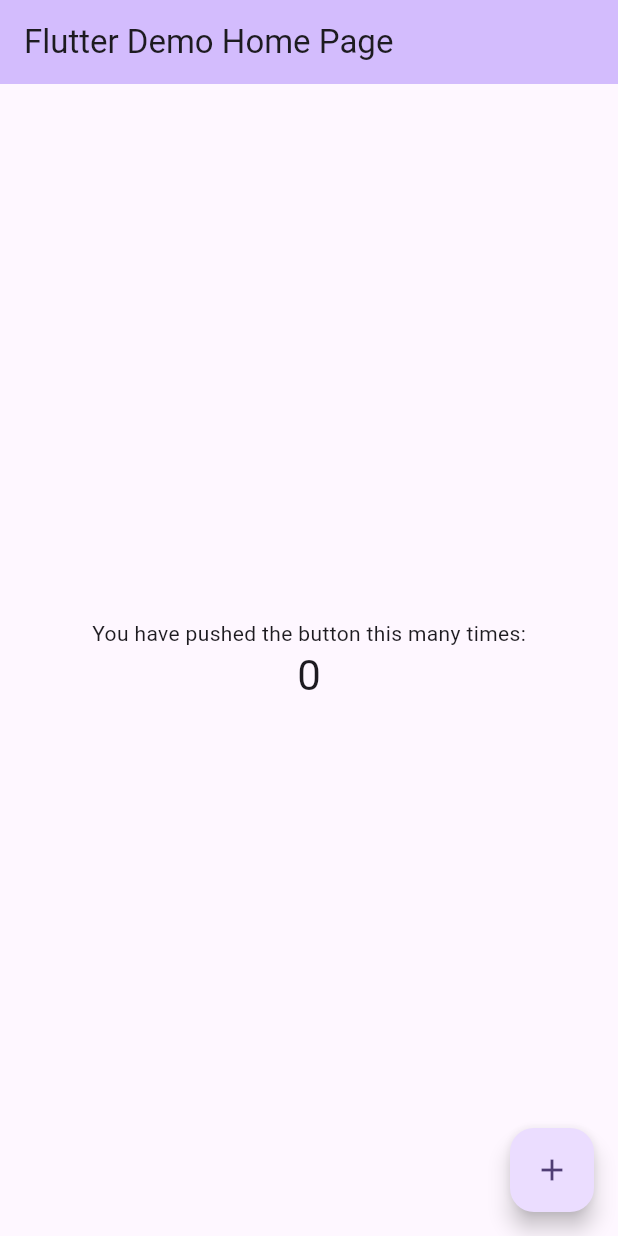
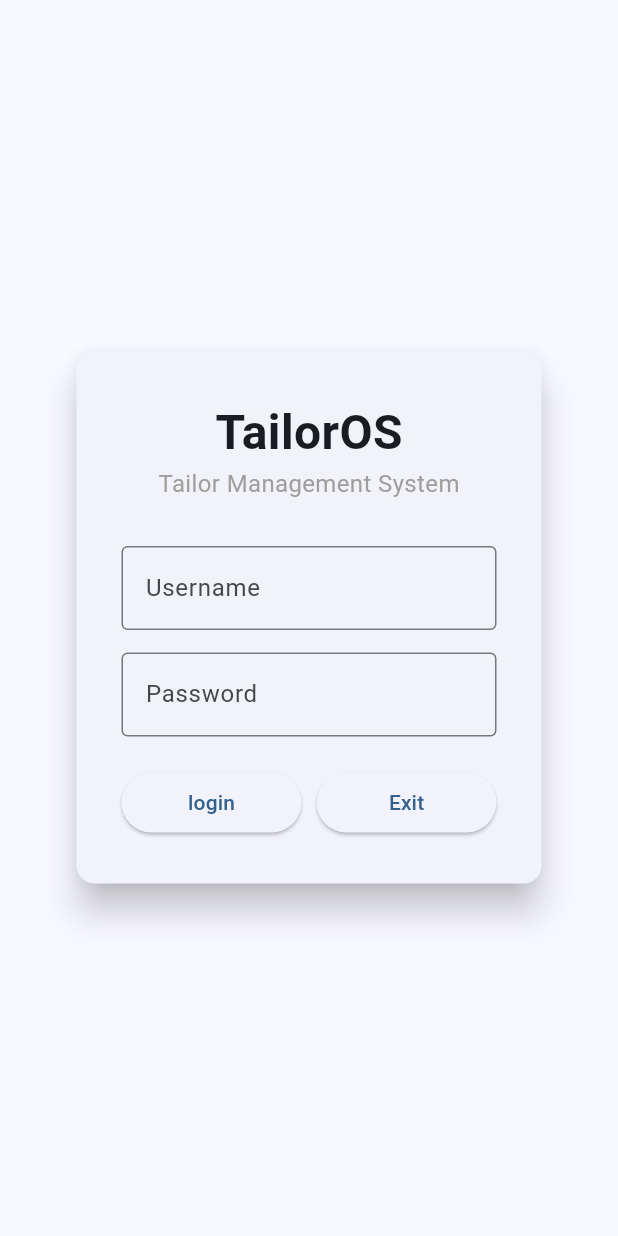
Before and after one commit to vandan-rathod/TailorOS, a Flutter app: the screen it shows after launch, on a phone screen of 412 x 824 dp. Run offline on Flutter 3.47's test engine with Material 3 defaults, Android fonts, the phone set to English and light mode, and no system bars; missing offline and left inert: window_manager.

Commit message:
implemented complete login flow

```diff
--- a/frontend/lib/main.dart
+++ b/frontend/lib/main.dart
@@ -1,122 +1,44 @@
 import 'package:flutter/material.dart';
+import 'screens/login_screen.dart';
+import 'package:window_manager/window_manager.dart';
 
-void main() {
+
+void main() async {
+  WidgetsFlutterBinding.ensureInitialized();
+
+  await windowManager.ensureInitialized();
+
+  WindowOptions windowOptions = const WindowOptions(
+    size: Size(900, 600),
+    center: true,
+    title: "TailorOS",
+  );
+
+  windowManager.waitUntilReadyToShow(
+    windowOptions,
+    () async {
+      await windowManager.show();
+      await windowManager.focus();
+    },
+  );
+
   runApp(const MyApp());
 }
 
 class MyApp extends StatelessWidget {
   const MyApp({super.key});
 
-  // This widget is the root of your application.
   @override
   Widget build(BuildContext context) {
     return MaterialApp(
-      title: 'Flutter Demo',
+      debugShowCheckedModeBanner: false,
+      title: "TailorOS",
       theme: ThemeData(
-        // This is the theme of your application.
-        //
-        // TRY THIS: Try running your application with "flutter run". You'll see
-        // the application has a purple toolbar. Then, without quitting the app,
-        // try changing the seedColor in the colorScheme below to Colors.green
-        // and then invoke "hot reload" (save your changes or press the "hot
-        // reload" button in a Flutter-supported IDE, or press "r" if you used
-        // the command line to start the app).
-        //
-        // Notice that the counter didn't reset back to zero; the application
-        // state is not lost during the reload. To reset the state, use hot
-        // restart instead.
-        //
-        // This works for code too, not just values: Most code changes can be
-        // tested with just a hot reload.
-        colorScheme: .fromSeed(seedColor: Colors.deepPurple),
+        colorScheme: ColorScheme.fromSeed(
+          seedColor: Colors.blue
+        ),
       ),
-      home: const MyHomePage(title: 'Flutter Demo Home Page'),
+      home: const LoginScreen(),
     );
   }
 }
-
-class MyHomePage extends StatefulWidget {
-  const MyHomePage({super.key, required this.title});
-
-  // This widget is the home page of your application. It is stateful, meaning
-  // that it has a State object (defined below) that contains fields that affect
-  // how it looks.
-
-  // This class is the configuration for the state. It holds the values (in this
-  // case the title) provided by the parent (in this case the App widget) and
-  // used by the build method of the State. Fields in a Widget subclass are
-  // always marked "final".
-
-  final String title;
-
-  @override
-  State<MyHomePage> createState() => _MyHomePageState();
-}
-
-class _MyHomePageState extends State<MyHomePage> {
-  int _counter = 0;
-
-  void _incrementCounter() {
-    setState(() {
-      // This call to setState tells the Flutter framework that something has
-      // changed in this State, which causes it to rerun the build method below
-      // so that the display can reflect the updated values. If we changed
-      // _counter without calling setState(), then the build method would not be
-      // called again, and so nothing would appear to happen.
-      _counter++;
-    });
-  }
-
-  @override
-  Widget build(BuildContext context) {
-    // This method is rerun every time setState is called, for instance as done
-    // by the _incrementCounter method above.
-    //
-    // The Flutter framework has been optimized to make rerunning build methods
-    // fast, so that you can just rebuild anything that needs updating rather
-    // than having to individually change instances of widgets.
-    return Scaffold(
-      appBar: AppBar(
-        // TRY THIS: Try changing the color here to a specific color (to
-        // Colors.amber, perhaps?) and trigger a hot reload to see the AppBar
-        // change color while the other colors stay the same.
-        backgroundColor: Theme.of(context).colorScheme.inversePrimary,
-        // Here we take the value from the MyHomePage object that was created by
-        // the App.build method, and use it to set our appbar title.
-        title: Text(widget.title),
-      ),
-      body: Center(
-        // Center is a layout widget. It takes a single child and positions it
-        // in the middle of the parent.
-        child: Column(
-          // Column is also a layout widget. It takes a list of children and
-          // arranges them vertically. By default, it sizes itself to fit its
-          // children horizontally, and tries to be as tall as its parent.
-          //
-          // Column has various properties to control how it sizes itself and
-          // how it positions its children. Here we use mainAxisAlignment to
-          // center the children vertically; the main axis here is the vertical
-          // axis because Columns are vertical (the cross axis would be
-          // horizontal).
-          //
-          // TRY THIS: Invoke "debug painting" (choose the "Toggle Debug Paint"
-          // action in the IDE, or press "p" in the console), to see the
-          // wireframe for each widget.
-          mainAxisAlignment: .center,
-          children: [
-            const Text('You have pushed the button this many times:'),
-            Text(
-              '$_counter',
-              style: Theme.of(context).textTheme.headlineMedium,
-            ),
-          ],
-        ),
-      ),
-      floatingActionButton: FloatingActionButton(
-        onPressed: _incrementCounter,
-        tooltip: 'Increment',
-        child: const Icon(Icons.add),
-      ),
-    );
-  }
-}
--- /dev/null
+++ b/frontend/lib/screens/login_screen.dart
@@ -0,0 +1,119 @@
+import 'package:flutter/material.dart';
+import 'package:frontend/screens/dashboard_screen.dart';
+import 'dart:convert';
+import 'package:http/http.dart' as http;
+
+class LoginScreen extends StatefulWidget {
+  const LoginScreen({super.key});
+
+  @override
+  State<LoginScreen> createState() => _LoginScreenState();
+}
+
+class _LoginScreenState extends State<LoginScreen> {
+  final usernameController = TextEditingController();
+  final passwordController = TextEditingController();
+
+  Future<void> login() async {
+    final response = await http.post(
+      Uri.parse("http://127.0.0.1:8000/login"),
+
+      headers: {"Content-Type": "application/json"},
+
+      body: jsonEncode({
+        "username": usernameController.text,
+        "password": passwordController.text,
+      }),
+    );
+    final data = jsonDecode(response.body);
+
+    if (data["success"]) {
+      Navigator.pushReplacement(
+        context,
+        MaterialPageRoute(builder: ((context) => const DashboardScreen())),
+      );
+    } else {
+      ScaffoldMessenger.of(context).showSnackBar(
+        const SnackBar(content: Text("invalid username or password")),
+      );
+    }
+  }
+
+  @override
+  Widget build(BuildContext context) {
+    return Scaffold(
+      body: Center(
+        child: Card(
+          elevation: 10,
+          child: Padding(
+            padding: const EdgeInsets.all(30),
+            child: SizedBox(
+              width: 250,
+              child: Column(
+                mainAxisAlignment: MainAxisAlignment.center,
+                mainAxisSize: MainAxisSize.min,
+                children: [
+                  const Text(
+                    "TailorOS",
+                    style: TextStyle(fontSize: 32, fontWeight: FontWeight.bold),
+                  ),
+
+                  const Text(
+                    "Tailor Management System",
+                    style: TextStyle(color: Colors.grey, fontSize: 16),
+                  ),
+
+                  const SizedBox(height: 30),
+
+                  TextField(
+                    controller: usernameController,
+                    decoration: const InputDecoration(
+                      labelText: "Username",
+                      border: OutlineInputBorder(),
+                    ),
+                  ),
+                  const SizedBox(height: 15),
+
+                  TextField(
+                    controller: passwordController,
+                    obscureText: true,
+                    decoration: const InputDecoration(
+                      labelText: "Password",
+                      border: OutlineInputBorder(),
+                    ),
+                  ),
+
+                  const SizedBox(height: 20),
+
+                  Row(
+                    children: [
+                      Expanded(
+                        child: ElevatedButton(
+                          onPressed: () async {
+                            await login();
+                          },
+                          child: const Text("login"),
+                        ),
+                      ),
+
+                      const SizedBox(width: 10),
+
+                      Expanded(
+                        child: ElevatedButton(
+                          onPressed: () {
+                            //Exit later
+                          },
+                          child: const Text("Exit"),
+                        ),
+                      ),
+                    ],
+                  ),
+                ],
+              ),
+            ),
+          ),
+        ),
+      ),
+    );
+  }
+}
--- a/frontend/pubspec.yaml
+++ b/frontend/pubspec.yaml
@@ -30,6 +30,7 @@ environment:
 dependencies:
   flutter:
     sdk: flutter
+  http: ^1.6.0
 
   # The following adds the Cupertino Icons font to your application.
   # Use with the CupertinoIcons class for iOS style icons.
@@ -38,7 +39,7 @@ dependencies:
 dev_dependencies:
   flutter_test:
     sdk: flutter
-
+  window_manager: ^0.5.1
   # The "flutter_lints" package below contains a set of recommended lints to
   # encourage good coding practices. The lint set provided by the package is
   # activated in the `analysis_options.yaml` file located at the root of your
```
Also changed, not shown: frontend/lib/screens/dashboard_screen.dart (added, +55 -0 lines), frontend/pubspec.lock, 5 other files.
